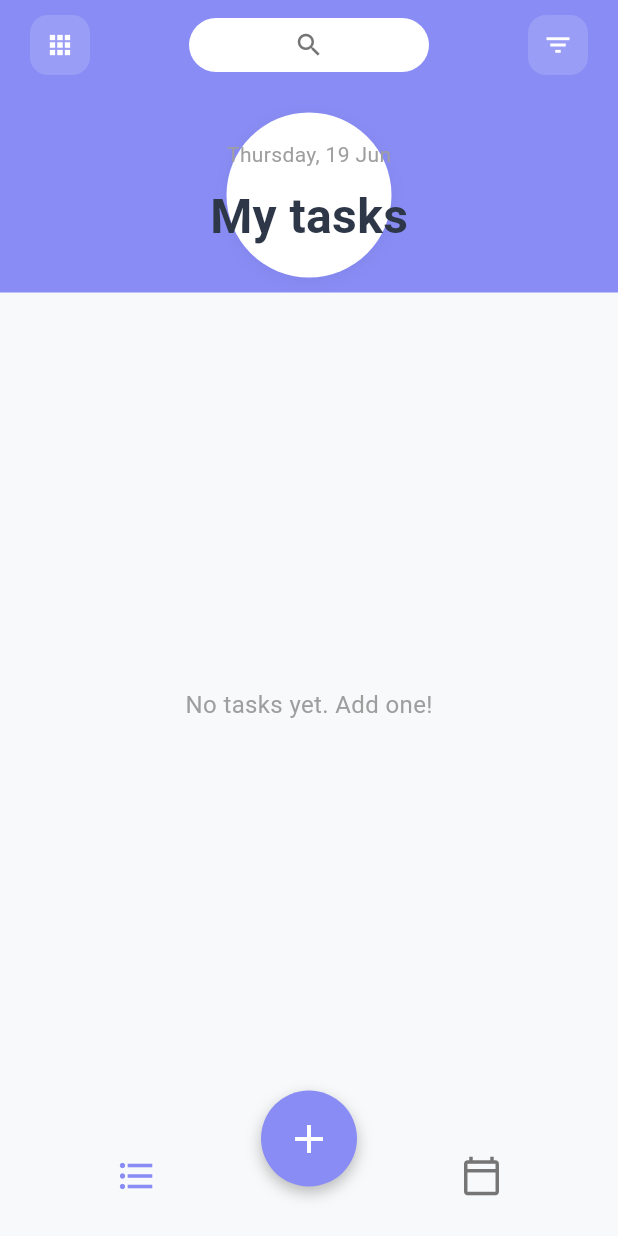
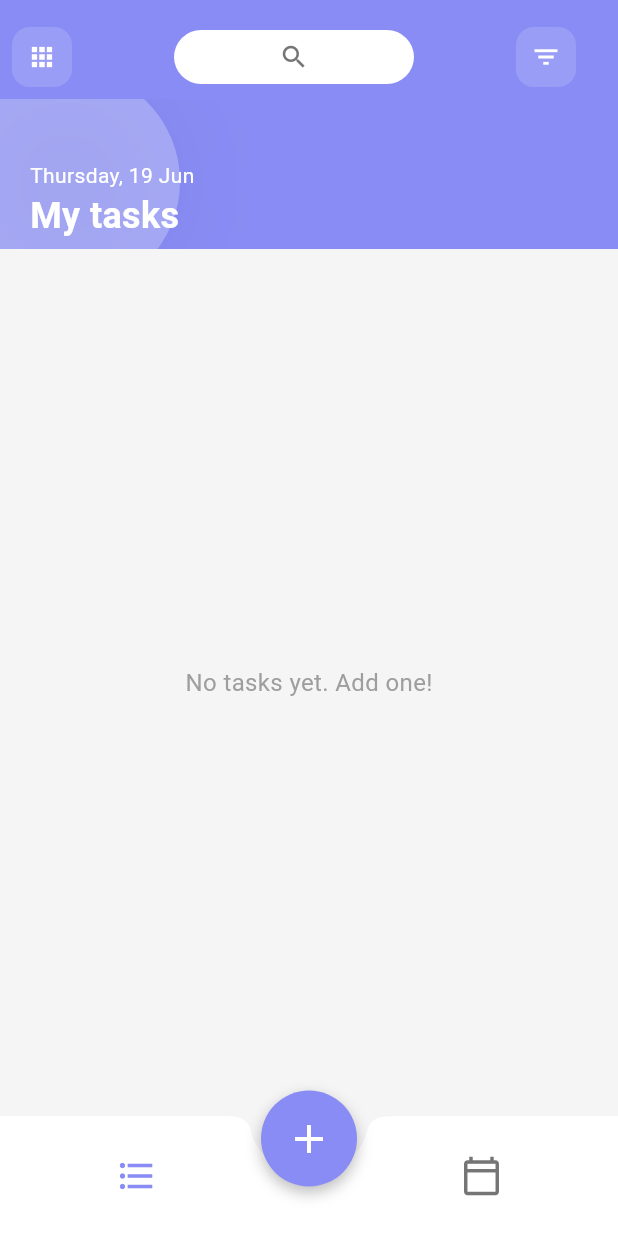
Before and after one commit to GhadeBhavesh/task_management, a Flutter app: the HomeScreen screen opened directly, on a phone screen of 412 x 824 dp. Run offline on Flutter 3.47's test engine with Material 3 defaults, Android fonts, the phone set to English and light mode, and no system bars; our stand-ins replace cloud_firestore, firebase_auth, firebase_core, flutter_riverpod, shared_preferences; accounts and stored records are empty.

Commit message:
home_screen_update

```diff
--- a/lib/pages/home/home_screen.dart
+++ b/lib/pages/home/home_screen.dart
@@ -11,7 +11,7 @@ class HomeScreen extends ConsumerWidget {
     final tasks = ref.watch(taskProvider);
 
     return Scaffold(
-      backgroundColor: const Color(0xFFF8F9FA),
+      backgroundColor: Colors.grey.shade100,
       body: Column(
         children: [
           // Custom Header with Purple Gradient
@@ -21,15 +21,17 @@ class HomeScreen extends ConsumerWidget {
             ),
             child: SafeArea(
               child: Padding(
-                padding: const EdgeInsets.fromLTRB(20, 10, 20, 10),
+                padding: const EdgeInsets.fromLTRB(0, 10, 20, 0),
                 child: Column(
                   crossAxisAlignment: CrossAxisAlignment.start,
                   children: [
-                    Row(
+                    Padding(
+                      padding: const EdgeInsets.all(8.0),
+                      child: Row(
                         mainAxisAlignment: MainAxisAlignment.spaceBetween,
                         children: [
                           Container(
-                          padding: const EdgeInsets.all(10),
+                            padding: const EdgeInsets.fromLTRB(10, 10, 10, 10),
                             decoration: BoxDecoration(
                               color: Colors.white.withOpacity(0.15),
                               borderRadius: BorderRadius.circular(12),
@@ -73,48 +75,63 @@ class HomeScreen extends ConsumerWidget {
                           ),
                         ],
                       ),
-                    const SizedBox(height: 25),
+                    ),
 
                     // Date and Title
-                    Center(
+                    SizedBox(
+                      width: double.infinity,
+                      height: 100,
+                      child: Stack(
+                        children: [
+                          // White circle background
+                          Positioned(
+                            left: -55,
+                            bottom: -30,
                             child: Container(
-                        padding: const EdgeInsets.symmetric(
-                          vertical: 18,
-                          horizontal: 36,
-                        ),
+                              width: 200,
+                              height: 150,
                               decoration: BoxDecoration(
-                          color: Colors.white,
+                                color: Colors.white.withOpacity(0.25),
                                 shape: BoxShape.circle,
                                 boxShadow: [
                                   BoxShadow(
                                     color: Colors.black.withOpacity(0.04),
-                              blurRadius: 10,
-                              offset: const Offset(0, 2),
+                                    blurRadius: 60,
+                                    offset: const Offset(0, 1),
                                   ),
                                 ],
                               ),
+                            ),
+                          ),
+                          // Text positioned above the circle
+                          Positioned(
+                            left: 20,
+                            bottom: 5,
                             child: Column(
+                              crossAxisAlignment: CrossAxisAlignment.start,
                               mainAxisSize: MainAxisSize.min,
                               children: [
                                 Text(
                                   _getCurrentDateString(),
                                   style: const TextStyle(
-                                color: Colors.grey,
+                                    color: Colors.white,
                                     fontSize: 14,
                                     fontWeight: FontWeight.w400,
                                   ),
                                 ),
-                            const SizedBox(height: 8),
+
                                 const Text(
                                   'My tasks',
                                   style: TextStyle(
-                                color: Color(0xFF2D3748),
-                                fontSize: 32,
+                                    color: Colors.white,
+                                    fontSize: 24,
                                     fontWeight: FontWeight.w600,
                                   ),
                                 ),
                               ],
                             ),
+                          ),
+                        ],
                       ),
                     ),
                   ],
@@ -165,7 +182,7 @@ class HomeScreen extends ConsumerWidget {
       ),
       floatingActionButtonLocation: FloatingActionButtonLocation.centerDocked,
       bottomNavigationBar: BottomAppBar(
-        color: Color(0xFFF8F9FA),
+        color: Colors.white,
         height: 80,
         notchMargin: 8,
         shape: const CircularNotchedRectangle(),
```
Lines whose indentation alone changed are shown as unchanged.
